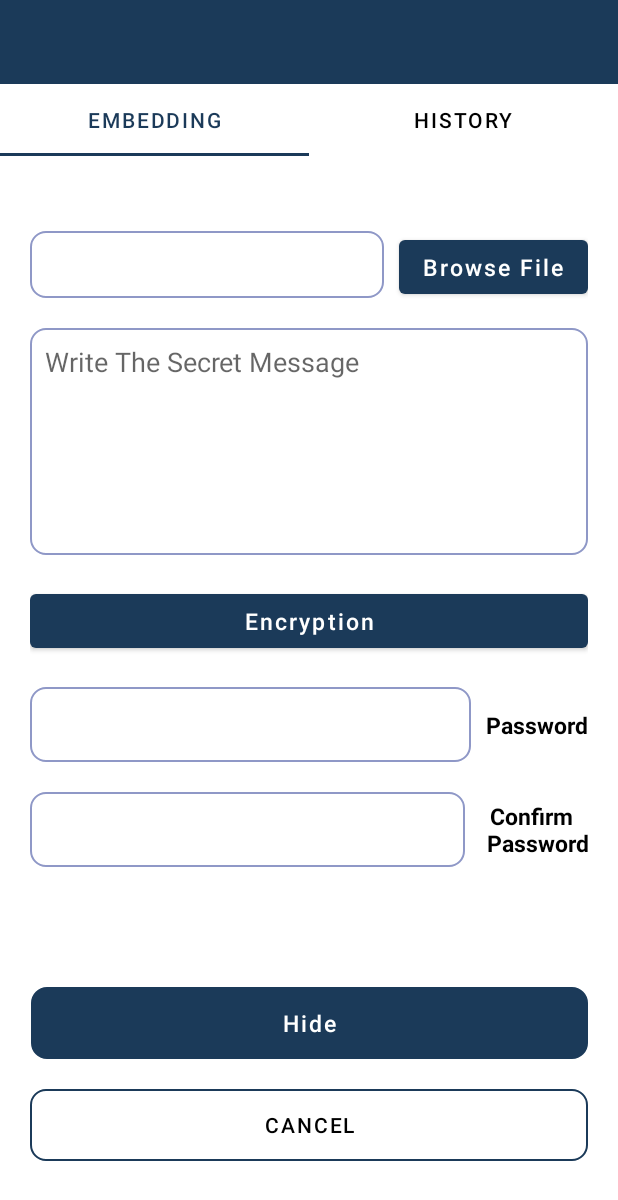
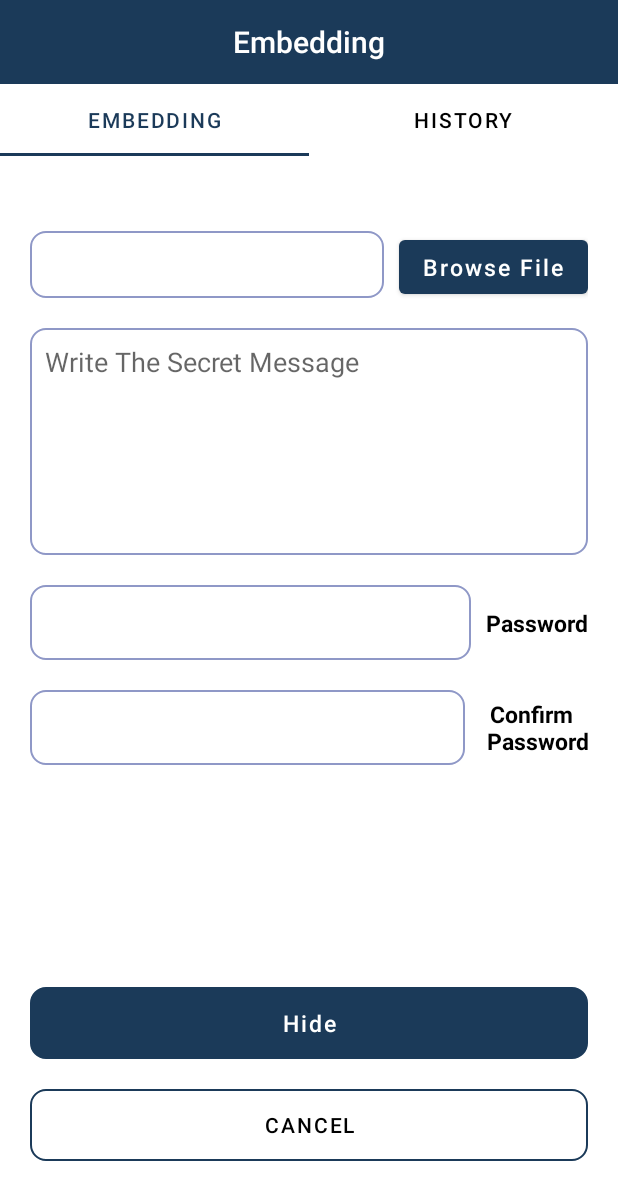
Before and after one commit to gentaprima/stegano-app, an Android app: the HomeActivity screen opened directly, with no data from a screen before it, after a tap on "Embedding", on a phone screen of 412 x 824 dp. Shown: the top 1200 px of the screen. Run offline under Robolectric (Android 15) with nearby library versions, the phone set to English and light mode, and no system bars; our stand-ins replace CircleImageView; libraries missing offline, so code that uses them is left out: com.google.android.material.

Commit message:
slicing embedding

```diff
--- /dev/null
+++ b/app/src/main/java/com/example/steganoapp/impl/IEmbedding.java
@@ -0,0 +1,6 @@
+package com.example.steganoapp.impl;
+
+public interface IEmbedding {
+
+    void onEmbeddingText();
+}
--- a/app/src/main/java/com/example/steganoapp/impl/LoginImpl.java
+++ b/app/src/main/java/com/example/steganoapp/impl/ILogin.java
@@ -1,5 +1,5 @@
 package com.example.steganoapp.impl;
 
-public interface LoginImpl {
+public interface ILogin {
     void login();
 }
--- a/app/src/main/java/com/example/steganoapp/ui/Embedding.java
+++ b/app/src/main/java/com/example/steganoapp/ui/EmbeddingActivity.java
@@ -1,32 +1,56 @@
 package com.example.steganoapp.ui;
 
 import androidx.appcompat.app.AppCompatActivity;
+import androidx.appcompat.widget.Toolbar;
 import androidx.viewpager.widget.ViewPager;
 
 import com.example.steganoapp.ui.component.TabViewPager;
 import  com.google.android.material.tabs.TabLayout;
+
+import android.graphics.Color;
 import android.os.Bundle;
+import android.view.Gravity;
+import android.widget.TextView;
+
 
 import com.example.steganoapp.R;
 
-public class Embedding extends AppCompatActivity {
+public class EmbeddingActivity extends AppCompatActivity {
 
     ViewPager viewPager;
     TabLayout tabLayout;
+    TextView toolbarTitle;
+
     @Override
     protected void onCreate(Bundle savedInstanceState) {
         super.onCreate(savedInstanceState);
         setContentView(R.layout.activity_embedding);
         viewPager = findViewById(R.id.viewPager);
         tabLayout = findViewById(R.id.tabLayout);
-
+        toolbarTitle = findViewById(R.id.toolbar_title);
         tabLayout.addTab(tabLayout.newTab().setText("Embedding"));
         tabLayout.addTab(tabLayout.newTab().setText("History"));
-
         tabLayout.setTabGravity(TabLayout.GRAVITY_FILL);
         final TabViewPager tabViewPager = new TabViewPager(getSupportFragmentManager(),this);
         viewPager.setAdapter(tabViewPager);
         tabLayout.setupWithViewPager(viewPager);
+        toolbarTitle.setText(TabViewPager.title[0]);
+        tabLayout.addOnTabSelectedListener(new TabLayout.OnTabSelectedListener() {
+            @Override
+            public void onTabSelected(TabLayout.Tab tab) {
+                toolbarTitle.setText(TabViewPager.title[tab.getPosition()]);
+            }
+
+            @Override
+            public void onTabUnselected(TabLayout.Tab tab) {
+
+            }
+
+            @Override
+            public void onTabReselected(TabLayout.Tab tab) {
+
+            }
+        });
 
     }
 }
--- a/app/src/main/java/com/example/steganoapp/ui/HomeActivity.java
+++ b/app/src/main/java/com/example/steganoapp/ui/HomeActivity.java
@@ -6,8 +6,6 @@ import androidx.cardview.widget.CardView;
 import android.annotation.SuppressLint;
 import android.os.Bundle;
 import android.view.View;
-import android.widget.Button;
-import android.widget.ImageView;
 import android.widget.TextView;
 
 import com.example.steganoapp.R;
@@ -38,7 +36,7 @@ public class HomeActivity extends AppCompatActivity implements View.OnClickListe
     public void onClick(View view) {
         switch (view.getId()){
             case R.id.btn_embed:
-                SwitchActivity.mainSwitch(this,Embedding.class);
+                SwitchActivity.mainSwitch(this, EmbeddingActivity.class);
                 break;
             default:
                 break;
--- a/app/src/main/java/com/example/steganoapp/ui/component/TabViewPager.java
+++ b/app/src/main/java/com/example/steganoapp/ui/component/TabViewPager.java
@@ -1,12 +1,7 @@
 package com.example.steganoapp.ui.component;
 
 import android.content.Context;
-import android.view.LayoutInflater;
-import android.view.View;
 import android.view.ViewGroup;
-import android.widget.Button;
-import android.widget.LinearLayout;
-import android.widget.Toast;
 
 import androidx.annotation.NonNull;
 
@@ -14,16 +9,15 @@ import androidx.annotation.Nullable;
 import androidx.fragment.app.Fragment;
 import androidx.fragment.app.FragmentManager;
 import androidx.fragment.app.FragmentPagerAdapter;
-import androidx.viewpager.widget.PagerAdapter;
 
-import com.example.steganoapp.ui.menu.EmbeddingMenu;
-import com.example.steganoapp.ui.menu.HistoryMenu;
+import com.example.steganoapp.ui.fragment.EmbeddingFrag;
+import com.example.steganoapp.ui.fragment.HistoryFrag;
 
 
 public class TabViewPager extends FragmentPagerAdapter {
 
     private Context context;
-    private String title[]= {"Embedding","History"};
+    public final static String title[]= {"Embedding","History"};
 
     public TabViewPager(@NonNull FragmentManager fm,Context context) {
         super(fm);
@@ -47,13 +41,13 @@ public class TabViewPager extends FragmentPagerAdapter {
         Fragment fragment =null;
         switch (position) {
             case 0:
-                fragment = Fragment.instantiate(context, EmbeddingMenu.class.getName());
+                fragment = Fragment.instantiate(context, EmbeddingFrag.class.getName());
                 break;
             case 1:
-                fragment = Fragment.instantiate(context, HistoryMenu.class.getName());
+                fragment = Fragment.instantiate(context, HistoryFrag.class.getName());
                 break;
             default:
-                fragment = Fragment.instantiate(context, EmbeddingMenu.class.getName());
+                fragment = Fragment.instantiate(context, EmbeddingFrag.class.getName());
         }
         return fragment;
     }
--- /dev/null
+++ b/app/src/main/java/com/example/steganoapp/ui/fragment/EmbeddingFrag.java
@@ -0,0 +1,64 @@
+package com.example.steganoapp.ui.fragment;
+
+import android.content.Intent;
+import android.os.Bundle;
+
+import androidx.fragment.app.Fragment;
+
+import android.provider.MediaStore;
+import android.view.LayoutInflater;
+import android.view.View;
+import android.view.ViewGroup;
+import android.widget.Button;
+import android.widget.EditText;
+
+import com.example.steganoapp.R;
+
+
+public class EmbeddingFrag extends Fragment implements View.OnClickListener {
+    EditText fileName,secretMessage,password,confirmPassword;
+    Button btnBrowse,btnHide,btnCancel;
+    @Override
+    public View onCreateView(LayoutInflater inflater, ViewGroup container,
+                             Bundle savedInstanceState) {
+        assert container != null;
+        View view =  inflater.inflate(R.layout.fragment_embedding_menu, container, false);
+        fileName = view.findViewById(R.id.file_name);
+        secretMessage = view.findViewById(R.id.secret_message);
+        password = view.findViewById(R.id.edt_password);
+        confirmPassword = view.findViewById(R.id.edt_confirm_password);
+        btnBrowse = view.findViewById(R.id.browse_file);
+        btnHide  = view.findViewById(R.id.hide_button);
+        btnCancel = view.findViewById(R.id.cancel_button);
+//        btnCancel.setOnClickListener(this);
+        btnHide.setOnClickListener(this);
+        btnBrowse.setOnClickListener(this);
+        return view;
+    }
+
+    @Override
+    public void onStart() {
+        super.onStart();
+
+    }
+
+    @Override
+    public void onResume() {
+        super.onResume();
+    }
+
+    @Override
+    public void onClick(View view) {
+        switch (view.getId()) {
+            case R.id.hide_button:
+                Intent intent = new Intent(Intent.ACTION_PICK, MediaStore.Audio.Media.EXTERNAL_CONTENT_URI);
+                startActivity(intent);
+                break;
+//            case R.id.cancel_button:
+//                break;
+//            case R.id.browse_file :
+//                break;
+            default:
+        }
+    }
+}
--- a/app/src/main/java/com/example/steganoapp/ui/menu/HistoryMenu.java
+++ b/app/src/main/java/com/example/steganoapp/ui/fragment/HistoryFrag.java
@@ -1,4 +1,4 @@
-package com.example.steganoapp.ui.menu;
+package com.example.steganoapp.ui.fragment;
 
 import android.os.Bundle;
 
@@ -10,7 +10,7 @@ import android.view.ViewGroup;
 
 import com.example.steganoapp.R;
 
-public class HistoryMenu extends Fragment {
+public class HistoryFrag extends Fragment {
 
     @Override
     public View onCreateView(LayoutInflater inflater, ViewGroup container,
--- a/app/src/main/java/com/example/steganoapp/ui/menu/EmbeddingMenu.java
+++ /dev/null
@@ -1,23 +0,0 @@
-package com.example.steganoapp.ui.menu;
-
-import android.os.Bundle;
-
-import androidx.fragment.app.Fragment;
-
-import android.view.LayoutInflater;
-import android.view.View;
-import android.view.ViewGroup;
-
-import com.example.steganoapp.R;
-
-
-public class EmbeddingMenu extends Fragment {
-
-
-    @Override
-    public View onCreateView(LayoutInflater inflater, ViewGroup container,
-                             Bundle savedInstanceState) {
-        // Inflate the layout for this fragment
-        return inflater.inflate(R.layout.fragment_embedding_menu, container, false);
-    }
-}
--- a/app/src/main/java/com/example/steganoapp/ui/users/LoginActivity.java
+++ b/app/src/main/java/com/example/steganoapp/ui/users/LoginActivity.java
@@ -7,15 +7,12 @@ import androidx.lifecycle.ViewModelProviders;
 import android.annotation.SuppressLint;
 import android.content.Intent;
 import android.os.Bundle;
-import android.util.Log;
 import android.view.View;
-import android.widget.Button;
 import android.widget.EditText;
 import android.widget.ImageButton;
 import android.widget.Toast;
 
 import com.example.steganoapp.R;
-import com.example.steganoapp.impl.LoginImpl;
 import com.example.steganoapp.model.login.ResponseLogin;
 import com.example.steganoapp.session.SystemDataLocal;
 import com.example.steganoapp.ui.HomeActivity;
--- a/app/src/main/res/layout/activity_embedding.xml
+++ b/app/src/main/res/layout/activity_embedding.xml
@@ -4,9 +4,10 @@
     xmlns:tools="http://schemas.android.com/tools"
     android:layout_width="match_parent"
     android:layout_height="match_parent"
-    tools:context=".ui.Embedding"
+    tools:context=".ui.EmbeddingActivity"
     android:orientation="vertical">
-    <include layout="@layout/app_bar" android:layout_width="match_parent" android:layout_height="wrap_content"/>
+    <include layout="@layout/app_bar"
+        android:layout_width="match_parent" android:layout_height="wrap_content"/>
 
     <com.google.android.material.tabs.TabLayout
         android:layout_width="match_parent"
--- a/app/src/main/res/layout/app_bar.xml
+++ b/app/src/main/res/layout/app_bar.xml
@@ -4,5 +4,11 @@
     android:id="@+id/appBar"
     android:background="@color/colorPrimary"
     android:layout_height="match_parent">
-
+    <TextView
+        android:id="@+id/toolbar_title"
+        android:textColor="@color/white"
+        android:layout_width="wrap_content"
+        android:layout_height="wrap_content"
+        style="@style/TextAppearance.AppCompat.Widget.ActionBar.Title"
+        android:layout_gravity="center" />
 </androidx.appcompat.widget.Toolbar>
--- a/app/src/main/res/layout/fragment_embedding_menu.xml
+++ b/app/src/main/res/layout/fragment_embedding_menu.xml
@@ -1,14 +1,17 @@
 <?xml version="1.0" encoding="utf-8"?>
-<androidx.constraintlayout.widget.ConstraintLayout xmlns:android="http://schemas.android.com/apk/res/android"
+<androidx.core.widget.NestedScrollView xmlns:android="http://schemas.android.com/apk/res/android"
     xmlns:app="http://schemas.android.com/apk/res-auto"
     xmlns:tools="http://schemas.android.com/tools"
     android:layout_width="match_parent"
+    android:fillViewport="true"
+    app:layout_behavior="@string/appbar_scrolling_view_behavior"
     android:layout_height="match_parent"
-    android:orientation="vertical"
-    android:paddingHorizontal="20dp"
-    android:paddingVertical="50dp"
-    tools:context=".ui.menu.EmbeddingMenu">
-
+    tools:context=".ui.fragment.EmbeddingFrag">
+    <androidx.constraintlayout.widget.ConstraintLayout
+        android:layout_width="match_parent"
+        android:paddingHorizontal="20dp"
+        android:paddingVertical="50dp"
+        android:layout_height="match_parent">
     <TextView
         android:id="@+id/textView2"
         android:layout_width="wrap_content"
@@ -17,9 +20,9 @@
         android:textColor="@color/black"
         android:textSize="15sp"
         android:textStyle="bold"
-        app:layout_constraintBottom_toBottomOf="@+id/textInputEditText3"
+        app:layout_constraintBottom_toBottomOf="@+id/edt_password"
         app:layout_constraintEnd_toEndOf="parent"
-        app:layout_constraintTop_toTopOf="@+id/textInputEditText3" />
+        app:layout_constraintTop_toTopOf="@+id/edt_password" />
 
     <TextView
         android:id="@+id/textView3"
@@ -30,58 +33,49 @@
         android:textColor="@color/black"
         android:textSize="15sp"
         android:textStyle="bold"
-        app:layout_constraintBottom_toBottomOf="@+id/textInputEditText4"
+        app:layout_constraintBottom_toBottomOf="@+id/edt_confirm_password"
         app:layout_constraintEnd_toEndOf="parent"
-        app:layout_constraintTop_toTopOf="@+id/textInputEditText4" />
+        app:layout_constraintTop_toTopOf="@+id/edt_confirm_password" />
+
 
     <com.google.android.material.button.MaterialButton
-        android:id="@+id/materialButton2"
-        android:layout_width="match_parent"
-        android:layout_height="wrap_content"
-        android:layout_marginTop="20dp"
-        android:text="@string/encryption"
-        android:textAllCaps="false"
-        android:textSize="15sp"
-        app:layout_constraintStart_toStartOf="parent"
-        app:layout_constraintTop_toBottomOf="@+id/textInputEditText2" />
-
-    <com.google.android.material.button.MaterialButton
-        android:id="@+id/materialButton"
+        android:id="@+id/browse_file"
         android:layout_width="wrap_content"
         android:layout_height="wrap_content"
         android:text="@string/browse_file"
         android:textAllCaps="false"
         android:textSize="15sp"
         app:layout_constraintEnd_toEndOf="parent"
-        app:layout_constraintTop_toTopOf="@+id/textInputEditText" />
+        app:layout_constraintTop_toTopOf="@+id/file_name" />
 
     <com.google.android.material.button.MaterialButton
-        android:id="@+id/materialButton3"
-        android:layout_width="371dp"
+        android:id="@+id/hide_button"
+        android:layout_width="match_parent"
         android:layout_height="wrap_content"
+        android:layout_marginBottom="20dp"
         android:background="@drawable/border_input"
         android:text="@string/hide"
         android:textAllCaps="false"
         android:textSize="15sp"
-        android:layout_marginBottom="20dp"
-        app:layout_constraintBottom_toTopOf="@+id/materialButton4"
+        app:layout_constraintBottom_toTopOf="@+id/cancel_button"
         app:layout_constraintEnd_toEndOf="parent"
         app:layout_constraintStart_toStartOf="parent"
         tools:ignore="MissingConstraints" />
 
     <com.google.android.material.button.MaterialButton
-        android:id="@+id/materialButton4"
+        android:id="@+id/cancel_button"
         android:layout_width="match_parent"
         android:layout_height="wrap_content"
         android:background="@drawable/input_without_border"
         android:text="@string/cancel"
+        android:imeOptions="actionNext"
         android:textColor="@color/black"
         app:layout_constraintBottom_toBottomOf="parent"
         app:layout_constraintEnd_toEndOf="parent"
         app:layout_constraintStart_toStartOf="parent" />
 
     <com.google.android.material.textfield.TextInputEditText
-        android:id="@+id/textInputEditText2"
+        android:id="@+id/secret_message"
         android:layout_width="match_parent"
         android:layout_height="wrap_content"
         android:layout_marginTop="20dp"
@@ -95,10 +89,10 @@
         android:padding="10dp"
         app:layout_constraintEnd_toEndOf="parent"
         app:layout_constraintStart_toStartOf="parent"
-        app:layout_constraintTop_toBottomOf="@+id/textInputEditText" />
+        app:layout_constraintTop_toBottomOf="@+id/file_name" />
 
     <com.google.android.material.textfield.TextInputEditText
-        android:id="@+id/textInputEditText"
+        android:id="@+id/file_name"
         android:layout_width="0dp"
         android:layout_height="wrap_content"
         android:layout_marginEnd="10dp"
@@ -106,14 +100,15 @@
         android:background="@drawable/border_input"
         android:enabled="false"
         android:padding="10dp"
-        app:layout_constraintEnd_toStartOf="@+id/materialButton"
+        app:layout_constraintEnd_toStartOf="@+id/browse_file"
         app:layout_constraintStart_toStartOf="parent"
         app:layout_constraintTop_toTopOf="parent"
         tools:ignore="RtlSymmetry" />
 
     <com.google.android.material.textfield.TextInputEditText
-        android:id="@+id/textInputEditText4"
+        android:id="@+id/edt_confirm_password"
         android:layout_width="0dp"
+        android:maxLines="1"
         android:layout_height="wrap_content"
         android:layout_marginTop="20dp"
         android:layout_marginEnd="10dp"
@@ -121,22 +116,27 @@
         android:background="@drawable/border_input"
         android:minHeight="50dp"
         android:padding="10dp"
+        android:imeOptions="actionDone"
+        android:inputType="text"
         app:layout_constraintEnd_toStartOf="@+id/textView3"
         app:layout_constraintStart_toStartOf="parent"
-        app:layout_constraintTop_toBottomOf="@+id/textInputEditText3" />
+        app:layout_constraintTop_toBottomOf="@+id/edt_password" />
 
     <com.google.android.material.textfield.TextInputEditText
-        android:id="@+id/textInputEditText3"
+        android:id="@+id/edt_password"
         android:layout_width="0dp"
+        android:maxLines="1"
         android:layout_height="wrap_content"
-        android:layout_marginTop="20dp"
         android:layout_marginEnd="10dp"
         android:layout_marginRight="10dp"
         android:background="@drawable/border_input"
         android:minHeight="50dp"
         android:padding="10dp"
+        android:inputType="text"
+        android:imeOptions="actionNext"
+        android:layout_marginTop="20dp"
         app:layout_constraintEnd_toStartOf="@+id/textView2"
         app:layout_constraintStart_toStartOf="parent"
-        app:layout_constraintTop_toBottomOf="@+id/materialButton2" />
-
-</androidx.constraintlayout.widget.ConstraintLayout>
+        app:layout_constraintTop_toBottomOf="@+id/secret_message" />
+    </androidx.constraintlayout.widget.ConstraintLayout>
+</androidx.core.widget.NestedScrollView>
--- a/app/src/main/res/layout/fragment_history_menu.xml
+++ b/app/src/main/res/layout/fragment_history_menu.xml
@@ -1,14 +1,9 @@
 <?xml version="1.0" encoding="utf-8"?>
-<FrameLayout xmlns:android="http://schemas.android.com/apk/res/android"
+<androidx.recyclerview.widget.RecyclerView xmlns:android="http://schemas.android.com/apk/res/android"
     xmlns:tools="http://schemas.android.com/tools"
     android:layout_width="match_parent"
     android:layout_height="match_parent"
-    tools:context=".ui.menu.HistoryMenu">
+    tools:context=".ui.fragment.HistoryFrag">
 
-    <!-- TODO: Update blank fragment layout -->
-    <TextView
-        android:layout_width="match_parent"
-        android:layout_height="match_parent"
-        android:text="@string/hello_blank_fragment" />
 
-</FrameLayout>
+</androidx.recyclerview.widget.RecyclerView>
--- /dev/null
+++ b/app/src/main/res/layout/row_history.xml
@@ -0,0 +1,16 @@
+<?xml version="1.0" encoding="utf-8"?>
+<LinearLayout xmlns:android="http://schemas.android.com/apk/res/android"
+    android:orientation="horizontal"
+    android:layout_width="match_parent"
+    android:layout_height="wrap_content">
+
+    <com.google.android.material.button.MaterialButton
+        android:layout_width="wrap_content"
+        android:text="File Embedding"
+        android:layout_height="wrap_content"/>
+
+    <com.google.android.material.button.MaterialButton
+        android:layout_width="wrap_content"
+        android:text="File Embedding"
+        android:layout_height="wrap_content"/>
+</LinearLayout>
```
Also changed, not shown: app/src/main/AndroidManifest.xml (+10 -6 lines).
